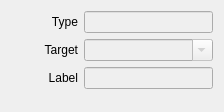
CasparCG/client, file src/Widgets/Inspector/InspectorMetadataWidget.ui: the form before one commit.
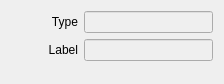
The form after the commit.

Commit message: Moved the target from metadata to output in the inspector.

The edit to the form file:
```diff
--- a/src/Widgets/Inspector/InspectorMetadataWidget.ui
+++ b/src/Widgets/Inspector/InspectorMetadataWidget.ui
@@ -7,7 +7,7 @@
     <x>0</x>
     <y>0</y>
     <width>224</width>
-    <height>112</height>
+    <height>84</height>
    </rect>
   </property>
   <property name="sizePolicy">
@@ -54,52 +54,6 @@
      </item>
     </layout>
    </item>
-   <item>
-    <layout class="QHBoxLayout" name="horizontalLayoutTarget">
-     <item>
-      <spacer name="horizontalSpacerTarget">
-       <property name="orientation">
-        <enum>Qt::Horizontal</enum>
-       </property>
-       <property name="sizeType">
-        <enum>QSizePolicy::Fixed</enum>
-       </property>
-       <property name="sizeHint" stdset="0">
-        <size>
-         <width>32</width>
-         <height>20</height>
-        </size>
-       </property>
-      </spacer>
-     </item>
-     <item>
-      <widget class="QLabel" name="labelTarget">
-       <property name="text">
-        <string>Target</string>
-       </property>
-       <property name="alignment">
-        <set>Qt::AlignRight|Qt::AlignTrailing|Qt::AlignVCenter</set>
-       </property>
-      </widget>
-     </item>
-     <item>
-      <widget class="QComboBox" name="comboBoxTarget">
-       <property name="enabled">
-        <bool>false</bool>
-       </property>
-       <property name="sizePolicy">
-        <sizepolicy hsizetype="Expanding" vsizetype="Fixed">
-         <horstretch>0</horstretch>
-         <verstretch>0</verstretch>
-        </sizepolicy>
-       </property>
-       <property name="editable">
-        <bool>true</bool>
-       </property>
-      </widget>
-     </item>
-    </layout>
-   </item>
    <item>
     <layout class="QHBoxLayout" name="horizontalLayoutLabel">
      <item>
```
Left out of the diff: 16 changed lines with no effect on the pictures. The commit also changes 7 other files.
